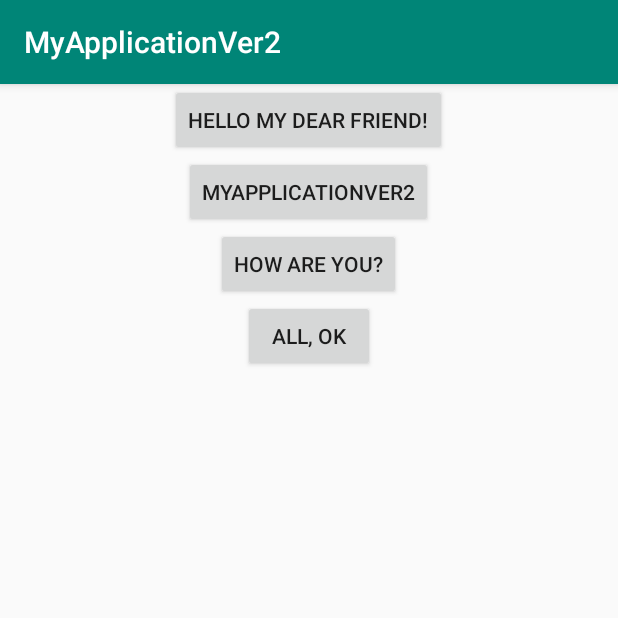
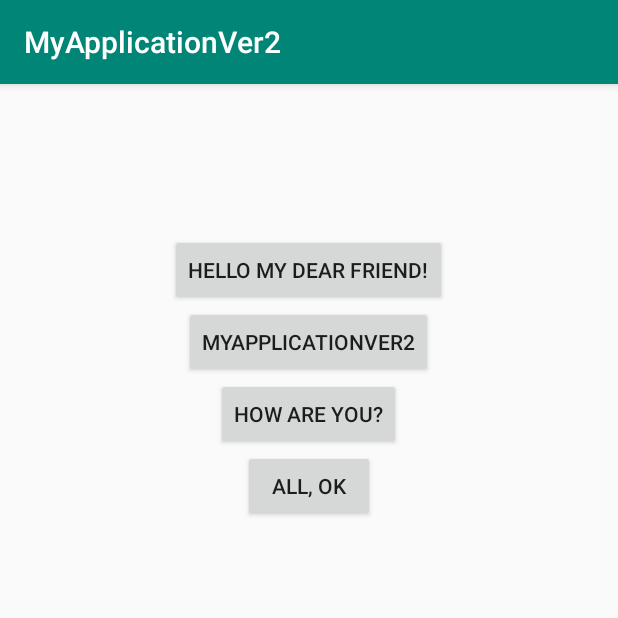
Before and after one commit to YaninaKud/YaninaKud, an Android app: the screen it shows after launch (MainActivity), on a phone screen of 412 x 824 dp, the top half of it. Run offline under Robolectric (Android 15) with nearby library versions, the phone set to English and light mode, and no system bars.

```diff
--- a/app/src/main/res/layout/activity_main.xml
+++ b/app/src/main/res/layout/activity_main.xml
@@ -7,8 +7,8 @@
         android:layout_width="match_parent"
         android:layout_height="match_parent"
         tools:context=".MainActivity"
-        android:layout_gravity="center"
-        android:orientation="vertical">
+        android:orientation="vertical"
+        android:padding="100dp">
 
 
     <Button
```
